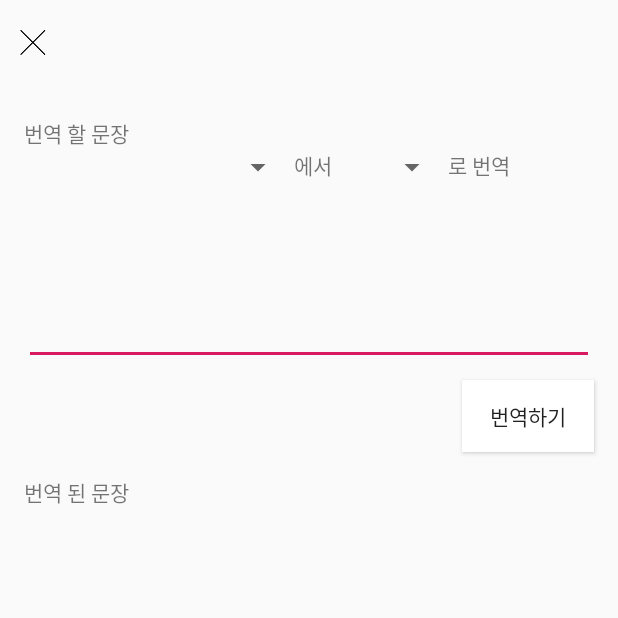
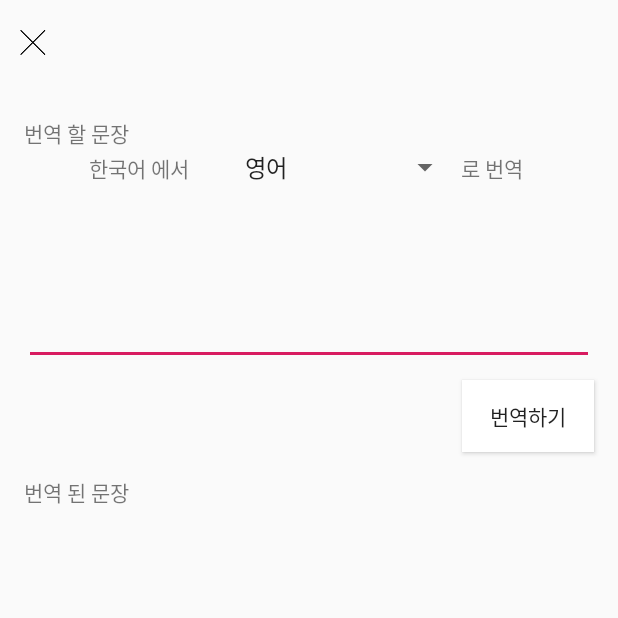
Before and after one commit to jung2929/kakaotalk_mock_android_mudol, an Android app: the KakaoTranslateActivity screen opened directly, with no data from a screen before it, on a phone screen of 412 x 824 dp, the top half of it. Run offline under Robolectric (Android 15) with nearby library versions, the phone set to English and light mode, and no system bars.

Commit message:
finish can using ko -> 영어,일본어,중국,인도네시아어,베트남어

```diff
--- a/app/src/main/java/com/computer/inu/sqkakaotalk/KakaoTranslateActivity.kt
+++ b/app/src/main/java/com/computer/inu/sqkakaotalk/KakaoTranslateActivity.kt
@@ -3,6 +3,9 @@ package com.computer.inu.sqkakaotalk
 import android.os.Bundle
 import android.support.v7.app.AppCompatActivity
 import android.util.Log
+import android.view.View
+import android.widget.ArrayAdapter
+import android.widget.Spinner
 import com.computer.inu.sqkakaotalk.get.GetTranslationResponse
 import com.computer.inu.sqkakaotalk.network.ApplicationController
 import com.computer.inu.sqkakaotalk.network.NetworkService
@@ -11,15 +14,41 @@ import retrofit2.Call
 import retrofit2.Callback
 import retrofit2.Response
 
+
+
+
+
 class KakaoTranslateActivity : AppCompatActivity() {
     val networkService: NetworkService by lazy {
         ApplicationController.instance.networkService
     }
+    companion object {
+        var choiclanguage="en"
+    }
     override fun onCreate(savedInstanceState: Bundle?) {
         super.onCreate(savedInstanceState)
         setContentView(R.layout.activity_kakao_translate)
+        val spinner =
+            findViewById<View>(R.id.sp_translate_after) as Spinner//send.xml의 스피너 아이디
+        val adapter = ArrayAdapter.createFromResource(
+            this,R.array.language_array, android.R.layout.simple_spinner_item)
+        adapter.setDropDownViewResource (android.R.layout.simple_spinner_dropdown_item)
+                spinner.adapter=adapter
+
         btn_translation.setOnClickListener {
+           if( spinner.selectedItem.toString().equals("영어")){
+               choiclanguage="en"
+           }else if( spinner.selectedItem.toString().equals("일본어")){
+               choiclanguage="jp"
+           }else if( spinner.selectedItem.toString().equals("중국어")){
+               choiclanguage="cn"
+           }else  if( spinner.selectedItem.toString().equals("베트남어")){
+               choiclanguage="vi"
+           }else  if( spinner.selectedItem.toString().equals("인도네시아어")){
+               choiclanguage="id"
+           }
             getTranslation(edt_translate_before.text.toString())
+
         }
 
         iv_traslate_finish.setOnClickListener {
@@ -28,7 +57,7 @@ class KakaoTranslateActivity : AppCompatActivity() {
         }
     }
     fun getTranslation(string: String){
-        var getTranslationResponse: Call<GetTranslationResponse> = networkService.getTranslationResponse("KakaoAK b7ac02e4691f063e21176f61fd65692f",string,"kr","en")
+        var getTranslationResponse: Call<GetTranslationResponse> = networkService.getTranslationResponse("KakaoAK b7ac02e4691f063e21176f61fd65692f",string,"kr",choiclanguage)
         getTranslationResponse.enqueue(object : Callback<GetTranslationResponse> {
             override fun onResponse(call: Call<GetTranslationResponse>?, response: Response<GetTranslationResponse>?) {
                 Log.v("TAG", "보드 서버 통신 연결")
--- a/app/src/main/res/layout/activity_kakao_translate.xml
+++ b/app/src/main/res/layout/activity_kakao_translate.xml
@@ -25,16 +25,13 @@
         android:layout_width="wrap_content"
         android:layout_height="wrap_content"
         android:orientation="horizontal">
-    <Spinner
-        android:layout_marginLeft="80dp"
-        android:id="@+id/sp_translate_before"
-        android:layout_width="wrap_content"
-        android:layout_height="wrap_content"></Spinner>
+
  <TextView
      android:layout_width="wrap_content"
      android:layout_height="wrap_content"
-     android:text="에서 "/>
+     android:text="한국어 에서 "/>
         <Spinner
+            android:prompt="@string/language_prompt"
             android:layout_marginLeft="26dp"
             android:id="@+id/sp_translate_after"
             android:layout_width="wrap_content"
--- a/app/src/main/res/values/strings.xml
+++ b/app/src/main/res/values/strings.xml
@@ -5,4 +5,8 @@
     <string name="kakao_app_key">d752d08c98a48b862f5747ba31e015fd</string>
     <string name="userToken">o-LwIY1vE4xlhOA5276lOK4qKqnXWd3_D0u-pgo9dJkAAAFp5m8yuQ</string>
     <string name="title_activity_maps">Map</string>
+    <string name="language">언어</string>
+    <string name="language_prompt">언어 선택</string>
+    <string-array name="language_array"><item>영어</item><item>일본어</item><item>중국어</item><item>베트남어</item><item>인도네시아어</item></string-array>
+
 </resources>
```
